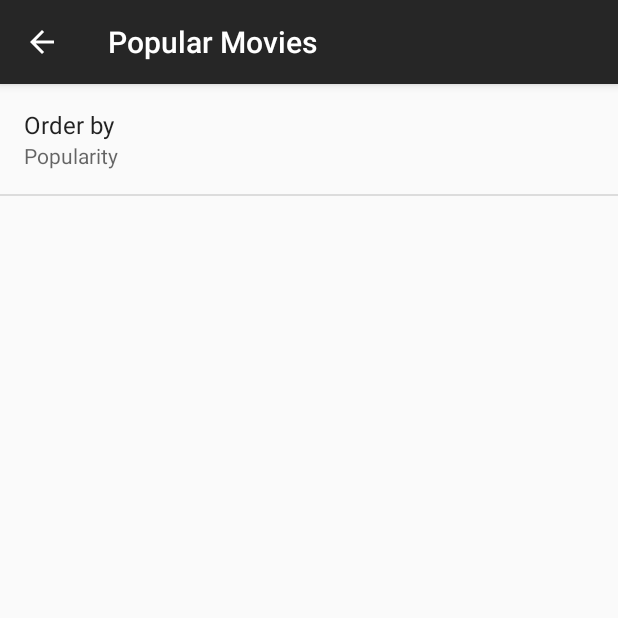
After one commit to groverankush/Popular-Movies, an Android app: the SettingsActivity screen opened directly, with no data from a screen before it, on a phone screen of 412 x 824 dp, the top half of it. The commit adds this screen. Run offline under Robolectric (Android 15) with nearby library versions, the phone set to English and light mode, and no system bars.

Commit message:
Add Settings

```diff
--- a/app/build.gradle
+++ b/app/build.gradle
@@ -21,14 +21,16 @@ android {
 dependencies {
     implementation fileTree(dir: 'libs', include: ['*.jar'])
     implementation 'com.android.support:appcompat-v7:27.1.1'
-    implementation 'com.android.support.constraint:constraint-layout:1.1.0'
+    implementation 'com.android.support.constraint:constraint-layout:1.1.1'
+    implementation 'com.android.support:support-v4:27.1.1'
     testImplementation 'junit:junit:4.12'
     androidTestImplementation 'com.android.support.test:runner:1.0.2'
     androidTestImplementation 'com.android.support.test.espresso:espresso-core:3.0.2'
 
 
     implementation 'com.squareup.picasso:picasso:2.71828'
-    implementation "android.arch.lifecycle:viewmodel:1.1.1"
+
+    implementation 'com.android.support:recyclerview-v7:27.1.1'
 
 
 }
--- /dev/null
+++ b/app/src/main/java/com/ankushgrover/popularmovies/app/App.java
@@ -0,0 +1,24 @@
+package com.ankushgrover.popularmovies.app;
+
+import android.app.Application;
+
+/**
+ * Created by Ankush Grover(ankush.grover@finoit.co.in) on 11/6/18.
+ */
+public class App extends Application {
+
+    private static App sApp;
+
+    public static App getApplication() {
+        return sApp;
+    }
+
+    @Override
+    public void onCreate() {
+        super.onCreate();
+
+        sApp = this;
+
+    }
+
+}
--- a/app/src/main/java/com/ankushgrover/popularmovies/listing/ListingActivity.java
+++ b/app/src/main/java/com/ankushgrover/popularmovies/listing/ListingActivity.java
@@ -1,15 +1,17 @@
 package com.ankushgrover.popularmovies.listing;
 
-import android.support.v7.app.AppCompatActivity;
 import android.os.Bundle;
 
 import com.ankushgrover.popularmovies.R;
+import com.ankushgrover.popularmovies.architecture.BaseActivity;
 
-public class ListingActivity extends AppCompatActivity {
+public class ListingActivity extends BaseActivity {
 
     @Override
     protected void onCreate(Bundle savedInstanceState) {
         super.onCreate(savedInstanceState);
         setContentView(R.layout.activity_listing);
     }
+
+
 }
--- /dev/null
+++ b/app/src/main/java/com/ankushgrover/popularmovies/settings/Preferences.java
@@ -0,0 +1,43 @@
+package com.ankushgrover.popularmovies.settings;
+
+import android.content.SharedPreferences;
+import android.preference.PreferenceManager;
+import android.support.annotation.StringRes;
+
+import com.ankushgrover.popularmovies.R;
+import com.ankushgrover.popularmovies.app.App;
+
+
+/**
+ * Created by Ankush Grover(ankush.grover@finoit.co.in) on 11/6/18.
+ */
+public class Preferences {
+
+    /**
+     * Method to get default shared preferences
+     *
+     * @return
+     */
+    private static SharedPreferences getPreferences() {
+        return PreferenceManager.getDefaultSharedPreferences(App.getApplication());
+    }
+
+    /**
+     * Method to get default shared preferences
+     *
+     * @return
+     */
+    private static SharedPreferences.Editor getEditor() {
+        return PreferenceManager.getDefaultSharedPreferences(App.getApplication()).edit();
+    }
+
+
+    static String getString(@StringRes int key, @StringRes int defaultValueId) {
+        return getPreferences().getString(App.getApplication().getString(key), App.getApplication().getString(defaultValueId));
+    }
+
+    static String getOrderPreference() {
+        return getString(R.string.key_order_by, R.string.val_popularity);
+    }
+
+}
--- /dev/null
+++ b/app/src/main/java/com/ankushgrover/popularmovies/settings/SettingsActivity.java
@@ -0,0 +1,32 @@
+package com.ankushgrover.popularmovies.settings;
+
+import android.os.Bundle;
+import android.support.v7.app.AppCompatActivity;
+
+import com.ankushgrover.popularmovies.R;
+
+public class SettingsActivity extends AppCompatActivity {
+
+    private String currentSortPreference;
+
+    @Override
+    protected void onCreate(Bundle savedInstanceState) {
+        super.onCreate(savedInstanceState);
+        setContentView(R.layout.activity_settings);
+
+
+        currentSortPreference = Preferences.getOrderPreference();
+
+
+        getFragmentManager().beginTransaction()
+                .replace(R.id.container, new SettingsFragment())
+                .commit();
+    }
+
+    @Override
+    public void onBackPressed() {
+        if (!currentSortPreference.equals(Preferences.getOrderPreference()))
+            setResult(RESULT_OK);
+        finish();
+    }
+}
--- /dev/null
+++ b/app/src/main/java/com/ankushgrover/popularmovies/settings/SettingsFragment.java
@@ -0,0 +1,25 @@
+package com.ankushgrover.popularmovies.settings;
+
+
+import android.os.Bundle;
+import android.preference.PreferenceFragment;
+import android.support.annotation.Nullable;
+
+import com.ankushgrover.popularmovies.R;
+
+
+public class SettingsFragment extends PreferenceFragment {
+
+
+    public SettingsFragment() {
+    }
+
+    @Override
+    public void onCreate(@Nullable Bundle savedInstanceState) {
+        super.onCreate(savedInstanceState);
+        addPreferencesFromResource(R.xml.preferences);
+
+
+    }
+
+}
--- a/app/src/main/res/layout/activity_details.xml
+++ b/app/src/main/res/layout/activity_details.xml
@@ -1,6 +1,5 @@
 <?xml version="1.0" encoding="utf-8"?>
 <android.support.constraint.ConstraintLayout xmlns:android="http://schemas.android.com/apk/res/android"
-    xmlns:app="http://schemas.android.com/apk/res-auto"
     xmlns:tools="http://schemas.android.com/tools"
     android:layout_width="match_parent"
     android:layout_height="match_parent"
--- a/app/src/main/res/layout/activity_listing.xml
+++ b/app/src/main/res/layout/activity_listing.xml
@@ -1,5 +1,5 @@
 <?xml version="1.0" encoding="utf-8"?>
-<android.support.constraint.ConstraintLayout xmlns:android="http://schemas.android.com/apk/res/android"
+<FrameLayout xmlns:android="http://schemas.android.com/apk/res/android"
     xmlns:app="http://schemas.android.com/apk/res-auto"
     xmlns:tools="http://schemas.android.com/tools"
     android:layout_width="match_parent"
@@ -15,4 +15,4 @@
         app:layout_constraintRight_toRightOf="parent"
         app:layout_constraintTop_toTopOf="parent" />
 
-</android.support.constraint.ConstraintLayout>
+</FrameLayout>
--- /dev/null
+++ b/app/src/main/res/layout/activity_settings.xml
@@ -0,0 +1,13 @@
+<?xml version="1.0" encoding="utf-8"?>
+<FrameLayout xmlns:android="http://schemas.android.com/apk/res/android"
+    xmlns:tools="http://schemas.android.com/tools"
+    android:layout_width="match_parent"
+    android:layout_height="match_parent"
+    tools:context=".settings.SettingsActivity">
+
+    <FrameLayout
+        android:id="@+id/container"
+        android:layout_width="match_parent"
+        android:layout_height="match_parent" />
+
+</FrameLayout>
--- /dev/null
+++ b/app/src/main/res/values/preference_constants.xml
@@ -0,0 +1,15 @@
+<?xml version="1.0" encoding="utf-8"?>
+<resources>
+
+    <string name="key_order_by" translatable="false">KEY_ORDER_BY</string>
+
+    <string name="order_by">Order by</string>
+    <string name="val_popularity" translatable="false">Popularity</string>
+    <string name="val_ratings">Ratings</string>
+
+    <string-array name="array_order_by">
+        <item>@string/val_popularity</item>
+        <item>@string/val_ratings</item>
+    </string-array>
+
+</resources>
--- a/app/src/main/res/values/strings.xml
+++ b/app/src/main/res/values/strings.xml
@@ -1,3 +1,7 @@
 <resources>
     <string name="app_name">Popular Movies</string>
+
+
+
+
 </resources>
--- /dev/null
+++ b/app/src/main/res/xml/preferences.xml
@@ -0,0 +1,13 @@
+<?xml version="1.0" encoding="utf-8"?>
+<PreferenceScreen xmlns:android="http://schemas.android.com/apk/res/android">
+
+    <ListPreference
+        android:defaultValue="@string/val_popularity"
+        android:dialogTitle="@string/order_by"
+        android:entries="@array/array_order_by"
+        android:entryValues="@array/array_order_by"
+        android:key="@string/key_order_by"
+        android:summary="%s"
+        android:title="@string/order_by" />
+
+</PreferenceScreen>
```
Also changed, not shown: app/src/main/AndroidManifest.xml (+7 -1 lines), app/src/main/java/com/ankushgrover/popularmovies/architecture/BaseActivity.java (added, +31 -0 lines), app/src/main/java/com/ankushgrover/popularmovies/detail/DetailsViewModel.java (deleted, +0 -9 lines), app/src/main/java/com/ankushgrover/popularmovies/listing/ListingViewModel.java (deleted, +0 -9 lines).
